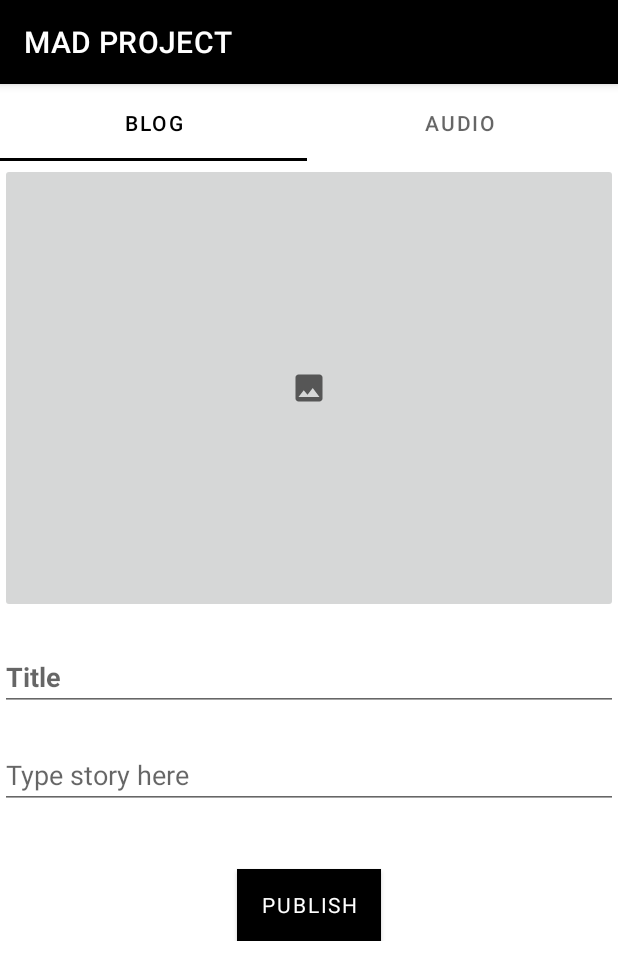
After one commit to mike-mwangi/MAD-Project, an Android app: the BlogFragment screen opened directly, with no data from a screen before it, on a phone screen of 412 x 824 dp. The commit adds this screen. Shown: the top 980 px of the screen. Run offline under Robolectric (Android 15) with nearby library versions, the phone set to English and light mode, and no system bars; our stand-ins replace Firebase (no records; nobody signed in at launch, a user with empty details on screens opened directly); pictures from the network do not load.

Commit message:
Uploading blog and audio posts

```diff
--- /dev/null
+++ b/app/src/main/java/com/example/madproject/Adapters/BlogPostAdapter.java
@@ -0,0 +1,35 @@
+package com.example.madproject.Adapters;
+
+
+import androidx.annotation.NonNull;
+import androidx.fragment.app.Fragment;
+import androidx.fragment.app.FragmentManager;
+import androidx.lifecycle.Lifecycle;
+import androidx.viewpager2.adapter.FragmentStateAdapter;
+
+import com.example.madproject.AudioFragment;
+import com.example.madproject.BlogFragment;
+
+public class BlogPostAdapter extends FragmentStateAdapter {
+
+
+    public BlogPostAdapter(@NonNull FragmentManager fragmentManager, @NonNull Lifecycle lifecycle) {
+        super(fragmentManager, lifecycle);
+    }
+
+    @NonNull
+    @Override
+    public Fragment createFragment(int position) {
+        switch (position){
+            case 1 :
+                return new AudioFragment();
+            default:
+                return new BlogFragment();
+        }
+    }
+
+    @Override
+    public int getItemCount() {
+        return 2;
+    }
+}
--- /dev/null
+++ b/app/src/main/java/com/example/madproject/BlogFragment.java
@@ -0,0 +1,238 @@
+package com.example.madproject;
+
+import android.Manifest;
+import android.content.Intent;
+import android.content.pm.PackageManager;
+import android.net.Uri;
+import android.os.Build;
+import android.os.Bundle;
+
+import androidx.annotation.NonNull;
+import androidx.core.app.ActivityCompat;
+import androidx.core.content.ContextCompat;
+import androidx.fragment.app.Fragment;
+
+import android.text.TextUtils;
+import android.view.LayoutInflater;
+import android.view.View;
+import android.view.ViewGroup;
+import android.widget.Button;
+import android.widget.EditText;
+import android.widget.ImageButton;
+import android.widget.Toast;
+
+import com.google.android.gms.tasks.OnCompleteListener;
+import com.google.android.gms.tasks.OnSuccessListener;
+import com.google.android.gms.tasks.Task;
+import com.google.firebase.auth.FirebaseAuth;
+import com.google.firebase.auth.FirebaseUser;
+import com.google.firebase.database.DataSnapshot;
+import com.google.firebase.database.DatabaseError;
+import com.google.firebase.database.DatabaseReference;
+import com.google.firebase.database.FirebaseDatabase;
+import com.google.firebase.database.ValueEventListener;
+import com.google.firebase.storage.FirebaseStorage;
+import com.google.firebase.storage.StorageReference;
+import com.google.firebase.storage.UploadTask;
+
+import java.text.SimpleDateFormat;
+import java.util.Calendar;
+
+import static android.app.Activity.RESULT_OK;
+
+/**
+ * A simple {@link Fragment} subclass.
+ * Use the {@link BlogFragment#newInstance} factory method to
+ * create an instance of this fragment.
+ */
+public class BlogFragment extends Fragment {
+
+    // TODO: Rename parameter arguments, choose names that match
+    // the fragment initialization parameters, e.g. ARG_ITEM_NUMBER
+    private static final String ARG_PARAM1 = "param1";
+    private static final String ARG_PARAM2 = "param2";
+
+    // TODO: Rename and change types of parameters
+    private String mParam1;
+    private String mParam2;
+
+    //Blog stuff
+    private EditText blogTitle;
+    private EditText blogStory;
+    private ImageButton blogImage;
+    private Button publishBlog;
+    private StorageReference storageRef;
+    private DatabaseReference dbRef;
+    private FirebaseUser currentUser;
+    private DatabaseReference dbUsersRef;
+
+    private final int IMAGE_REQUEST = 1;
+    static int reqCode=1;
+    private Uri uri;
+
+    public BlogFragment() {
+        // Required empty public constructor
+    }
+
+    /**
+     * Use this factory method to create a new instance of
+     * this fragment using the provided parameters.
+     *
+     * @param param1 Parameter 1.
+     * @param param2 Parameter 2.
+     * @return A new instance of fragment BlogFragment.
+     */
+    // TODO: Rename and change types and number of parameters
+    public static BlogFragment newInstance(String param1, String param2) {
+        BlogFragment fragment = new BlogFragment();
+        Bundle args = new Bundle();
+        args.putString(ARG_PARAM1, param1);
+        args.putString(ARG_PARAM2, param2);
+        fragment.setArguments(args);
+        return fragment;
+    }
+
+    @Override
+    public void onCreate(Bundle savedInstanceState) {
+        super.onCreate(savedInstanceState);
+        if (getArguments() != null) {
+            mParam1 = getArguments().getString(ARG_PARAM1);
+            mParam2 = getArguments().getString(ARG_PARAM2);
+        }
+    }
+
+    @Override
+    public View onCreateView(LayoutInflater inflater, ViewGroup container,
+                             Bundle savedInstanceState) {
+        // Inflate the layout for this fragment
+        View rootView =  inflater.inflate(R.layout.fragment_blog, container, false);
+
+        //Instantiate variables to fetch input
+        blogTitle = rootView.findViewById(R.id.blogTitle);
+        blogStory = rootView.findViewById(R.id.blogStory);
+        blogImage = rootView.findViewById(R.id.blogImage);
+        publishBlog = rootView.findViewById(R.id.publishBlog);
+        storageRef = FirebaseStorage.getInstance().getReference();
+        dbRef = FirebaseDatabase.getInstance().getReference().child("blog");
+        currentUser = FirebaseAuth.getInstance().getCurrentUser();
+        dbUsersRef = FirebaseDatabase.getInstance().getReference().child("users");
+
+        //Image button Listener
+        blogImage.setOnClickListener(new View.OnClickListener() {
+            @Override
+            public void onClick(View v) {
+                if(Build.VERSION.SDK_INT >=22){
+                    checkAndRequestPermission();
+                }else{
+                    openGallery();
+                }
+            }
+        });
+        // Store blog post
+        publishBlog.setOnClickListener(new View.OnClickListener() {
+            @Override
+            public void onClick(View v) {
+                Toast.makeText(getContext(), "Publishing", Toast.LENGTH_SHORT).show();
+                //Fetch input values
+                String blog_title = blogTitle.getText().toString().trim();
+                String blog_story = blogStory.getText().toString().trim();
+
+                //fetch current date and time
+                Calendar calendar = Calendar.getInstance();
+                SimpleDateFormat cDate = new SimpleDateFormat("MM/dd/yyyy");
+                final String currentDate = cDate.format(calendar.getTime());
+
+                Calendar calendar2 = Calendar.getInstance();
+                SimpleDateFormat cTime = new SimpleDateFormat("HH:mm");
+                final String currentTime = cTime.format(calendar2.getTime());
+
+                if (!TextUtils.isEmpty(blog_story) && (!TextUtils.isEmpty(blog_title))) {
+
+                    //declare storage path for blog images
+                    StorageReference path = storageRef.child("blog_images").child(uri.getLastPathSegment());
+                    path.putFile(uri).addOnSuccessListener(new OnSuccessListener<UploadTask.TaskSnapshot>() {
+                        @Override
+                        public void onSuccess(UploadTask.TaskSnapshot taskSnapshot) {
+                            if (taskSnapshot.getMetadata() != null) {
+                                if (taskSnapshot.getMetadata().getReference() != null) {
+                                    //get download url
+                                    Task<Uri> result = taskSnapshot.getStorage().getDownloadUrl();
+                                    result.addOnSuccessListener(new OnSuccessListener<Uri>() {
+                                        @Override
+                                        public void onSuccess(Uri uri) {
+                                            final String imageUrl = uri.toString();
+                                            Toast.makeText(getActivity(), "Published successfully", Toast.LENGTH_SHORT).show();
+                                            final DatabaseReference blog = dbRef.push();
+
+                                            dbUsersRef.addValueEventListener(new ValueEventListener() {
+                                                @Override
+                                                public void onDataChange(DataSnapshot snapshot) {
+                                                    blog.child("blogTitle").setValue(blog_title);
+                                                    blog.child("blogStory").setValue(blog_story);
+                                                    blog.child("blogImage").setValue(imageUrl);
+                                                    blog.child("uid").setValue(currentUser.getUid());
+                                                    blog.child("uploadTime").setValue(currentTime);
+                                                    blog.child("uploadDate").setValue(currentDate);
+
+                                                    blog.child("profilePhoto").setValue(snapshot.child("profilephoto").getValue());
+                                                    blog.child("displayName").setValue(snapshot.child("displayName").getValue()).addOnCompleteListener(new OnCompleteListener<Void>() {
+                                                        @Override
+                                                        public void onComplete(@NonNull Task<Void> task) {
+                                                            if (task.isSuccessful()) {
+                                                                Intent intent = new Intent(getActivity(), HomeActivity.class);
+                                                                startActivity(intent);
+                                                            }
+                                                        }
+                                                    });
+                                                }
+                                                @Override
+                                                public void onCancelled(DatabaseError error) {
+                                                }
+                                            });
+                                        }
+                                    });
+
+                                }
+                            }
+                        }
+                    });
+                }
+            }
+
+
+
+
+        });
+
+        return rootView;
+    }
+    private void checkAndRequestPermission() {
+        if(ContextCompat.checkSelfPermission(getContext(), Manifest.permission.READ_EXTERNAL_STORAGE)!= PackageManager.PERMISSION_GRANTED){
+            if(ActivityCompat.shouldShowRequestPermissionRationale(getActivity(),Manifest.permission.READ_EXTERNAL_STORAGE)){
+
+                Toast.makeText(getActivity(),"Please accept required permission",Toast.LENGTH_SHORT).show();
+            }else{
+                ActivityCompat.requestPermissions(getActivity(),
+                        new String[]{Manifest.permission.READ_EXTERNAL_STORAGE},reqCode);
+            }
+        }else
+            openGallery();
+
+    }
+    @Override
+    public void onActivityResult(int requestCode, int resultCode, Intent data) {
+        BlogFragment.super.onActivityResult(requestCode, resultCode, data);
+
+        if (requestCode == IMAGE_REQUEST && resultCode == RESULT_OK && data!=null){
+            uri = data.getData();
+            blogImage.setImageURI(uri);
+
+
+        }
+    }
+    private void openGallery(){
+        Intent imageIntent = new Intent(Intent.ACTION_GET_CONTENT);
+        imageIntent.setType("image/*");
+        startActivityForResult(imageIntent,IMAGE_REQUEST);
+    }
+}
--- /dev/null
+++ b/app/src/main/java/com/example/madproject/PostingActivity.java
@@ -0,0 +1,66 @@
+package com.example.madproject;
+
+import androidx.annotation.NonNull;
+import androidx.appcompat.app.AppCompatActivity;
+import androidx.fragment.app.FragmentManager;
+import androidx.recyclerview.widget.RecyclerView;
+import androidx.viewpager.widget.PagerAdapter;
+import androidx.viewpager.widget.ViewPager;
+import androidx.viewpager2.adapter.FragmentStateAdapter;
+import androidx.viewpager2.adapter.FragmentViewHolder;
+import androidx.viewpager2.widget.ViewPager2;
+
+import android.os.Bundle;
+import android.view.View;
+import android.widget.Adapter;
+
+import com.example.madproject.Adapters.BlogPostAdapter;
+import com.google.android.material.tabs.TabLayout;
+
+public class PostingActivity extends AppCompatActivity {
+    TabLayout tabLayout;
+    ViewPager2 viewPager2;
+    BlogPostAdapter adapter;
+
+    @Override
+    protected void onCreate(Bundle savedInstanceState) {
+        super.onCreate(savedInstanceState);
+        setContentView(R.layout.activity_posting);
+
+        tabLayout=findViewById(R.id.tabLayout);
+        viewPager2=findViewById(R.id.viewpager2);
+
+
+
+        FragmentManager fm = getSupportFragmentManager();
+        adapter = new BlogPostAdapter(fm,getLifecycle());
+
+        viewPager2.setAdapter(adapter);
+
+        tabLayout.addOnTabSelectedListener(new TabLayout.OnTabSelectedListener() {
+            @Override
+            public void onTabSelected(TabLayout.Tab tab) {
+                viewPager2.setCurrentItem(tab.getPosition());
+            }
+
+            @Override
+            public void onTabUnselected(TabLayout.Tab tab) {
+
+            }
+
+            @Override
+            public void onTabReselected(TabLayout.Tab tab) {
+
+            }
+        });
+
+        viewPager2.registerOnPageChangeCallback(new ViewPager2.OnPageChangeCallback() {
+            @Override
+            public void onPageSelected(int position) {
+            tabLayout.selectTab(tabLayout.getTabAt(position));
+            }
+        });
+
+    }
+
+}
--- /dev/null
+++ b/app/src/main/res/drawable/ic_baseline_insert_photo.xml
@@ -0,0 +1,10 @@
+<vector xmlns:android="http://schemas.android.com/apk/res/android"
+    android:width="24dp"
+    android:height="24dp"
+    android:viewportWidth="24"
+    android:viewportHeight="24"
+    android:tint="?attr/colorControlNormal">
+  <path
+      android:fillColor="@android:color/white"
+      android:pathData="M21,19V5c0,-1.1 -0.9,-2 -2,-2H5c-1.1,0 -2,0.9 -2,2v14c0,1.1 0.9,2 2,2h14c1.1,0 2,-0.9 2,-2zM8.5,13.5l2.5,3.01L14.5,12l4.5,6H5l3.5,-4.5z"/>
+</vector>
--- /dev/null
+++ b/app/src/main/res/layout/activity_posting.xml
@@ -0,0 +1,37 @@
+<?xml version="1.0" encoding="utf-8"?>
+<RelativeLayout xmlns:android="http://schemas.android.com/apk/res/android"
+    xmlns:app="http://schemas.android.com/apk/res-auto"
+    xmlns:tools="http://schemas.android.com/tools"
+    android:layout_width="match_parent"
+    android:layout_height="match_parent"
+    tools:context=".PostingActivity">
+
+    <com.google.android.material.tabs.TabLayout
+        android:id="@+id/tabLayout"
+        android:layout_width="410dp"
+
+        android:layout_height="51dp"
+        app:layout_constraintEnd_toEndOf="parent"
+        app:layout_constraintStart_toStartOf="parent"
+        app:layout_constraintTop_toTopOf="parent">
+
+        <com.google.android.material.tabs.TabItem
+            android:layout_width="wrap_content"
+            android:layout_height="wrap_content"
+            android:text="@string/blog" />
+
+        <com.google.android.material.tabs.TabItem
+            android:layout_width="wrap_content"
+            android:layout_height="wrap_content"
+            android:text="@string/audio" />
+
+
+    </com.google.android.material.tabs.TabLayout>
+
+    <androidx.viewpager2.widget.ViewPager2
+        android:id="@+id/viewpager2"
+        android:layout_width="match_parent"
+        android:layout_height="550dp"
+        android:layout_marginTop="1dp"
+       android:layout_below="@id/tabLayout"/>
+</RelativeLayout>
--- /dev/null
+++ b/app/src/main/res/layout/fragment_blog.xml
@@ -0,0 +1,53 @@
+<?xml version="1.0" encoding="utf-8"?>
+<FrameLayout xmlns:android="http://schemas.android.com/apk/res/android"
+    xmlns:tools="http://schemas.android.com/tools"
+    android:layout_width="match_parent"
+    android:layout_height="match_parent"
+    tools:context=".BlogFragment">
+
+    <!-- TODO: Update blank fragment layout -->
+    <LinearLayout
+        android:layout_width="match_parent"
+        android:layout_height="wrap_content"
+        android:orientation="vertical">
+    <ImageButton
+        android:id="@+id/blogImage"
+        android:layout_width="match_parent"
+        android:layout_height="300dp"
+        android:src="@drawable/ic_baseline_insert_photo"
+        android:layout_marginBottom="20dp"
+        android:contentDescription="@string/insert_blog_image">
+
+    </ImageButton>
+    <EditText
+        android:id="@+id/blogTitle"
+        android:layout_width="match_parent"
+        android:layout_height="wrap_content"
+        android:textStyle="bold"
+        android:hint="@string/title"
+        android:layout_marginBottom="20dp"
+        android:inputType="text">
+
+    </EditText>
+
+    <EditText
+        android:id="@+id/blogStory"
+        android:layout_width="match_parent"
+        android:layout_height="wrap_content"
+        android:hint="Type story here"
+        android:inputType="textMultiLine"
+        android:layout_marginBottom="40dp">
+
+    </EditText>
+
+    <Button
+        android:id="@+id/publishBlog"
+        android:layout_width="wrap_content"
+        android:layout_height="wrap_content"
+        android:text="@string/publish"
+        android:background="@color/black"
+        android:layout_gravity="center">
+
+    </Button>
+    </LinearLayout>
+</FrameLayout>
--- a/app/src/main/res/values/strings.xml
+++ b/app/src/main/res/values/strings.xml
@@ -26,6 +26,14 @@
     <string name="search">Search</string>
     <string name="create_a_new_account">Create a new account</string>
     <string name="forgot_password">Forgot Password?</string>
+    <string name="blog">Blog</string>
+    <string name="audio">Audio</string>
+    <string name="enter_title">Enter Title</string>
+    <string name="attach_audio">Attach audio</string>
+    <string name="upload_audio">Upload Audio</string>
+    <string name="insert_blog_image">Insert blog image</string>
+    <string name="title">Title</string>
+    <string name="publish">Publish</string>
 
 
 </resources>
```
Also changed, not shown: app/src/main/AndroidManifest.xml (+6 -4 lines), app/src/main/java/com/example/madproject/AudioFragment.java (added, +140 -0 lines), app/src/main/java/com/example/madproject/HomeActivity.java (+16 -0 lines), app/src/main/res/drawable/ic_baseline_attach_audio.xml (added, +10 -0 lines), app/src/main/res/layout/fragment_audio.xml (added, +51 -0 lines).
